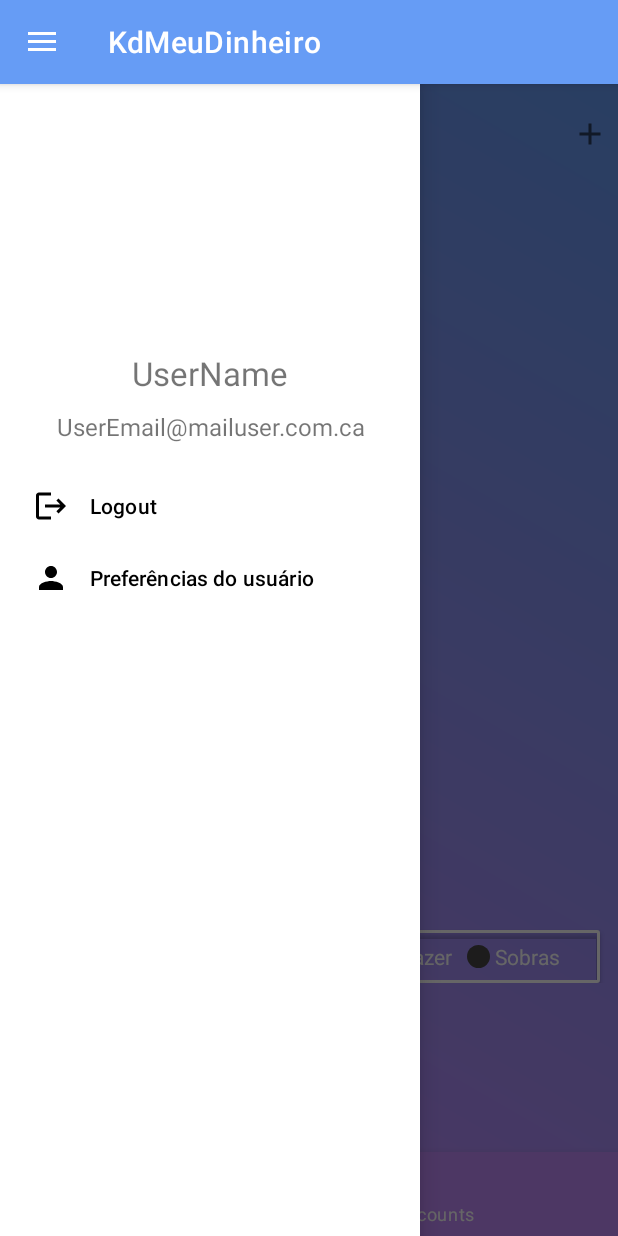
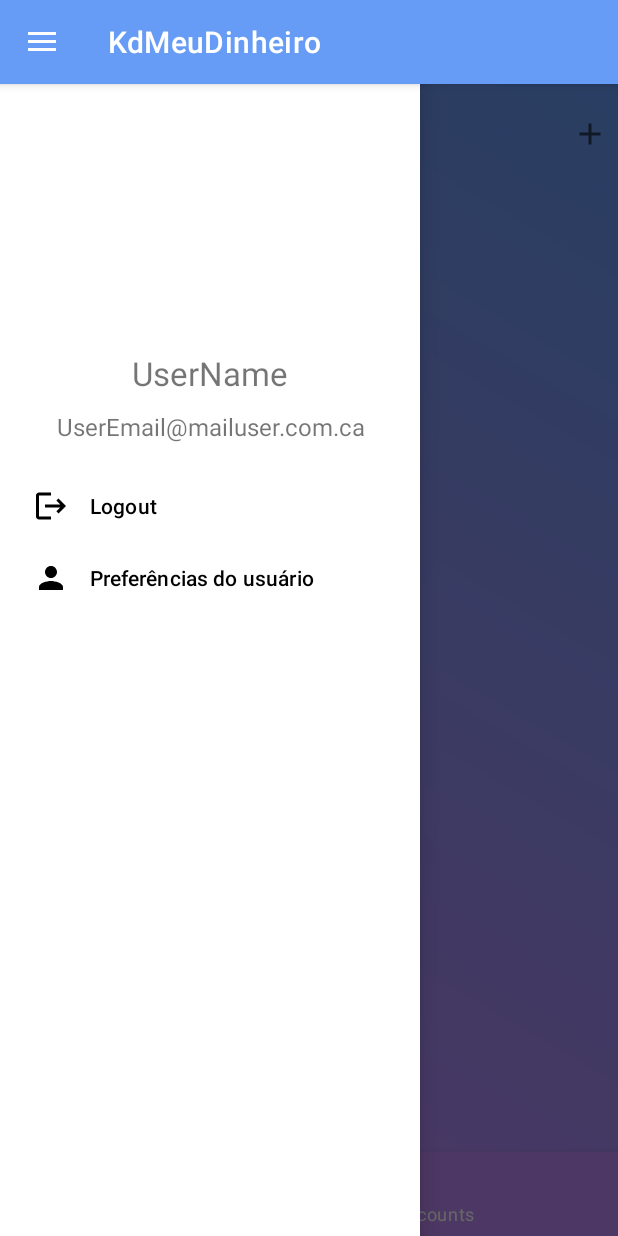
Before and after one commit to KdMeuDinSerasa/kdmeudinAppFinal, an Android app: the MainFragment screen opened directly, with no data from a screen before it, with the side drawer open, on a phone screen of 412 x 824 dp. Run offline under Robolectric (Android 15) with nearby library versions, the phone set to English and light mode, and no system bars; our stand-ins replace CircleImageView, Dagger/Hilt's generated code, Firebase (no records; nobody signed in at launch, a user with empty details on screens opened directly), navigation-ui; libraries missing offline, so code that uses them is left out: com.squareup.okhttp; network calls fail; pictures from the network do not load; 6 statements that could not run were skipped.

Commit message:
ID-116 no data chart condition done

```diff
--- a/app/src/main/java/com/example/kdmeudinheiro/view/BillsFragment.kt
+++ b/app/src/main/java/com/example/kdmeudinheiro/view/BillsFragment.kt
@@ -79,8 +79,10 @@ class BillsFragment : Fragment(R.layout.bills_fragment) {
                 binding.tvNoBills.visibility = View.VISIBLE
                 binding.tvAddBillHint.visibility = View.VISIBLE
                 binding.progressAnimation.visibility = View.GONE
+                binding.recyclerViewIdNoXML.visibility = View.GONE
             } else{
                 adapter.refresh(it.toMutableList())
+                binding.recyclerViewIdNoXML.visibility = View.VISIBLE
                 binding.progressAnimation.visibility = View.GONE
                 binding.ivArrowDown.visibility = View.GONE
                 binding.tvAddBillHint.visibility = View.GONE
--- a/app/src/main/res/layout/graphic_legend.xml
+++ b/app/src/main/res/layout/graphic_legend.xml
@@ -6,6 +6,8 @@
     android:layout_height="wrap_content">
 
     <androidx.cardview.widget.CardView
+        android:visibility="invisible"
+        android:id="@+id/cardLegend"
         android:layout_width="match_parent"
         android:layout_height="35dp"
         android:layout_margin="5dp"
--- a/app/src/main/res/layout/main_fragment.xml
+++ b/app/src/main/res/layout/main_fragment.xml
@@ -10,9 +10,9 @@
 
     <View
         android:id="@+id/view"
-        android:layout_marginTop="@dimen/default_10dp_margin"
         android:layout_width="0dp"
         android:layout_height="0dp"
+        android:layout_marginTop="@dimen/default_10dp_margin"
         app:layout_constraintEnd_toEndOf="parent"
         app:layout_constraintStart_toStartOf="parent"
         app:layout_constraintTop_toBottomOf="@+id/chartIncluded" />
@@ -27,6 +27,7 @@
         app:layout_constraintTop_toBottomOf="@+id/tvRest" />
 
     <include
+        android:id="@+id/ivGraphLegend"
         layout="@layout/graphic_legend"
         android:layout_width="match_parent"
         android:layout_height="wrap_content"
@@ -36,12 +37,12 @@
         android:id="@+id/incomeValue"
         android:layout_width="0dp"
         android:layout_height="wrap_content"
+        android:layout_marginTop="@dimen/default_10dp_margin"
         android:fontFamily="@font/roboto_medium"
         android:gravity="center"
         android:text="Valor"
         android:textColor="@color/white"
         android:textSize="24sp"
-        android:layout_marginTop="@dimen/default_10dp_margin"
         app:layout_constraintEnd_toEndOf="@+id/addButton"
         app:layout_constraintStart_toStartOf="parent"
         app:layout_constraintTop_toTopOf="parent" />
@@ -50,7 +51,6 @@
         android:id="@+id/addButton"
         android:layout_width="wrap_content"
         android:layout_height="wrap_content"
-
         android:src="@drawable/ic_baseline_add_24"
         app:layout_constraintBottom_toBottomOf="@+id/incomeValue"
         app:layout_constraintEnd_toEndOf="parent"
@@ -62,8 +62,8 @@
         android:layout_height="wrap_content"
         android:fontFamily="@font/roboto_medium_italic"
         android:text="OutCome"
+        android:textAlignment="center"
         android:textColor="@color/white"
-        android:textAlignment="center"
         android:textSize="16sp"
         app:layout_constraintEnd_toEndOf="@+id/incomeValue"
         app:layout_constraintStart_toStartOf="@+id/incomeValue"
@@ -75,13 +75,36 @@
         android:layout_height="wrap_content"
         android:fontFamily="@font/roboto_medium_italic"
         android:text="Rest"
+        android:textAlignment="center"
         android:textColor="@color/white"
         android:textSize="16sp"
-        android:textAlignment="center"
         app:layout_constraintEnd_toEndOf="@+id/tvOutcome"
         app:layout_constraintStart_toStartOf="@+id/tvOutcome"
         app:layout_constraintTop_toBottomOf="@id/tvOutcome" />
 
+    <TextView
+        android:visibility="invisible"
+        android:id="@+id/tvNoGraph"
+        android:layout_width="wrap_content"
+        android:layout_height="wrap_content"
+        android:layout_marginBottom="20dp"
+        android:fontFamily="@font/roboto_black"
+        android:text="@string/no_graph"
+        android:textAlignment="center"
+        app:layout_constraintBottom_toTopOf="@id/ivNoGraph"
+        app:layout_constraintLeft_toLeftOf="parent"
+        app:layout_constraintRight_toRightOf="parent" />
+
+    <ImageView
+        android:visibility="invisible"
+        android:id="@+id/ivNoGraph"
+        android:layout_width="100dp"
+        android:layout_height="100dp"
+        android:src="@drawable/sad"
+        app:layout_constraintBottom_toBottomOf="parent"
+        app:layout_constraintLeft_toLeftOf="parent"
+        app:layout_constraintRight_toRightOf="parent"
+        app:layout_constraintTop_toTopOf="parent" />
 
 
 </androidx.constraintlayout.widget.ConstraintLayout>
--- a/app/src/main/res/layout/pie_chart_layout.xml
+++ b/app/src/main/res/layout/pie_chart_layout.xml
@@ -3,6 +3,7 @@
     android:layout_height="wrap_content">
 
     <com.github.mikephil.charting.charts.PieChart
+        android:visibility="invisible"
         android:id="@+id/pieChart"
         android:layout_width="match_parent"
         android:layout_height="match_parent"
--- a/app/src/main/res/values/strings.xml
+++ b/app/src/main/res/values/strings.xml
@@ -41,6 +41,7 @@
     <string name ="text_tip_chart_fix">Nas contas Fixas, é dito por varias empresas como por exemplo: Nubank, que o ideal é que até 50% junto das suas contas mensais, mas sabemos que nao é tao simples nao é mesmo? entao separamos algumas dicas para voce!!. </string>
     <string name="no_bills_msg">Ainda não possui contas? Adicione agora!</string>
     <string name="no_bills_hint"><![CDATA[Adicione uma conta aqui ->]]></string>
+    <string name="no_graph">Ainda não há informações suficientes para a composição do gráfico</string>
 
 
 </resources>
```
Also changed, not shown: app/src/main/java/com/example/kdmeudinheiro/view/MainFragment.kt (+20 -1 lines).
